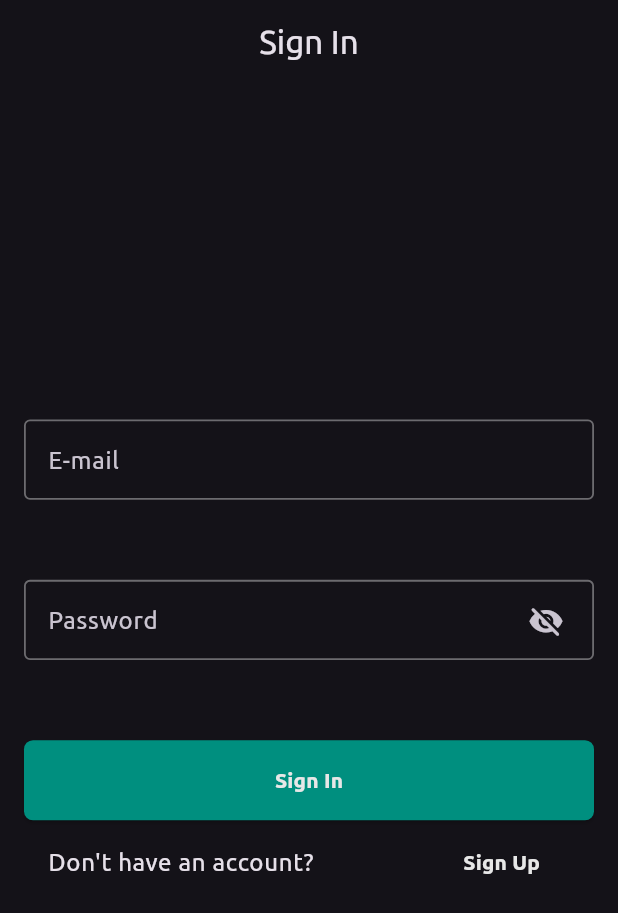
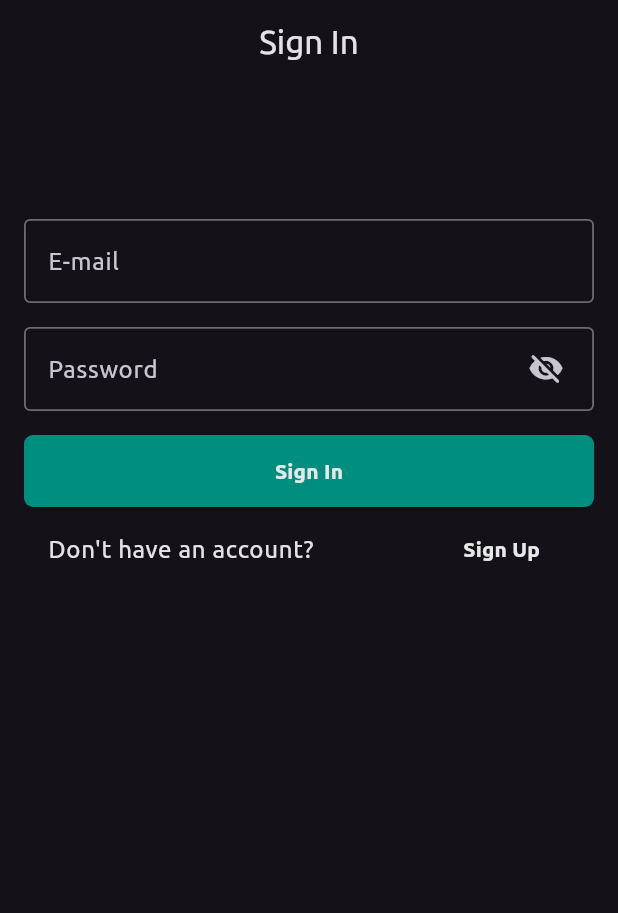
Before and after one commit to acadbek0607/firebase_auth, a Flutter app: the screen it shows after launch, on a phone screen of 412 x 824 dp. Shown: the top 913 px of the screen. Run offline on Flutter 3.47's test engine with Material 3 defaults, Android fonts, the phone set to English and light mode, and no system bars; our stand-ins replace cloud_firestore, easy_localization, equatable, firebase_auth, firebase_core, flutter_bloc and 1 more; accounts and stored records are empty.

Commit message:
auth updated

```diff
--- a/lib/features/auth/presentation/pages/sign_in_page.dart
+++ b/lib/features/auth/presentation/pages/sign_in_page.dart
@@ -41,20 +41,20 @@ class _SignInPageState extends State<SignInPage> {
       ),
       body: BlocConsumer<AuthBloc, AuthState>(
         builder: (context, state) {
-          return Padding(
+          return SingleChildScrollView(
             padding: const EdgeInsets.symmetric(
               horizontal: 16.0,
               vertical: 10.0,
             ),
-            child: Center(
             child: Form(
               key: _formKey,
               autovalidateMode: AutovalidateMode.onUserInteraction,
               child: Column(
+                mainAxisSize: MainAxisSize.min,
+                crossAxisAlignment: CrossAxisAlignment.stretch,
                 children: [
-                    Spacer(flex: 4),
-                    Expanded(
-                      child: TextFormField(
+                  const SizedBox(height: 80),
+                  TextFormField(
                     controller: _emailController,
                     decoration: Kstyle.textFieldStyle.copyWith(
                       labelText: tr('email', context: context),
@@ -70,10 +70,8 @@ class _SignInPageState extends State<SignInPage> {
                       return null;
                     },
                   ),
-                    ),
-                    Spacer(),
-                    Expanded(
-                      child: Stack(
+                  const SizedBox(height: 16),
+                  Stack(
                     children: [
                       TextFormField(
                         obscureText: _obscure,
@@ -109,10 +107,8 @@ class _SignInPageState extends State<SignInPage> {
                       ),
                     ],
                   ),
-                    ),
-                    Spacer(),
-                    Expanded(
-                      child: ElevatedButton(
+                  const SizedBox(height: 16),
+                  ElevatedButton(
                     onPressed: _onSignInPressed,
                     style: Kstyle.buttonStyle.copyWith(
                       minimumSize: WidgetStateProperty.all(
@@ -126,14 +122,10 @@ class _SignInPageState extends State<SignInPage> {
                       ),
                     ),
                   ),
-                    ),
-                    Expanded(
-                      child: ListTile(
+                  ListTile(
                     trailing: TextButton(
-                          onPressed: () => Navigator.pushReplacementNamed(
-                            context,
-                            '/signup',
-                          ),
+                      onPressed: () =>
+                          Navigator.pushReplacementNamed(context, '/signup'),
                       child: Text(
                         tr('sign_up', context: context),
                         style: Kstyle.textStyle.copyWith(
@@ -143,12 +135,10 @@ class _SignInPageState extends State<SignInPage> {
                     ),
                     title: Text(tr('dont_have_account', context: context)),
                   ),
-                    ),
                   if (state.status == AuthStatus.loading)
-                      Center(child: const CircularProgressIndicator.adaptive()),
-                    Spacer(flex: 4),
+                    const Center(child: CircularProgressIndicator.adaptive()),
+                  const SizedBox(height: 80),
                 ],
-                ),
               ),
             ),
           );
```
Lines whose indentation alone changed are shown as unchanged.
